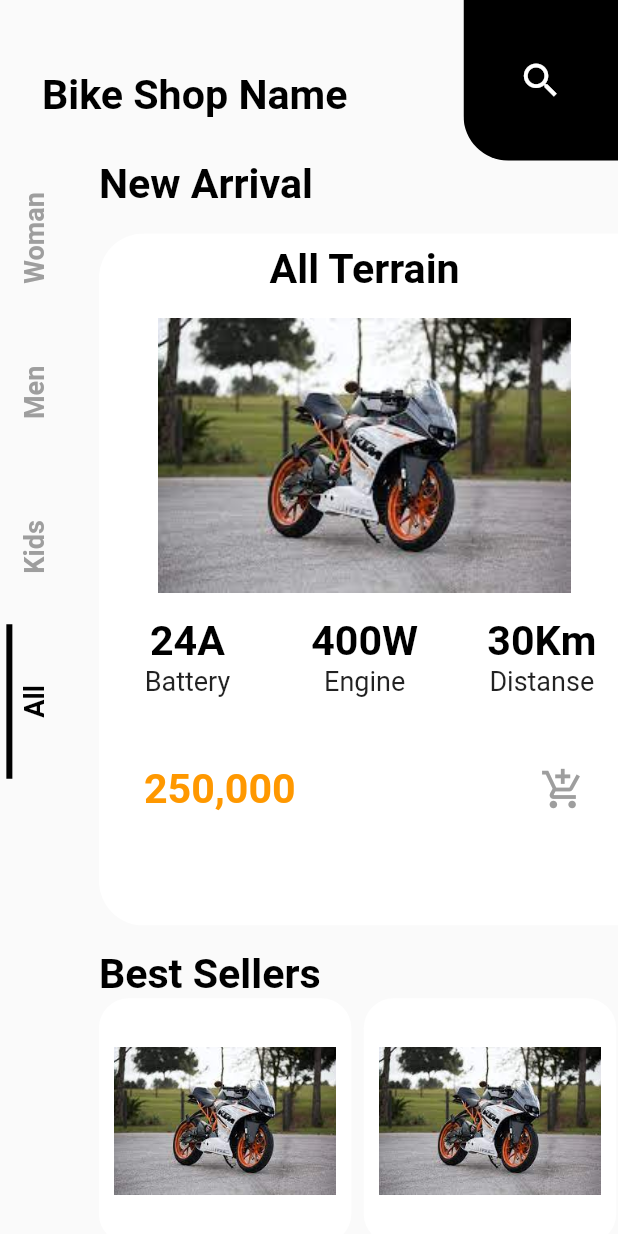
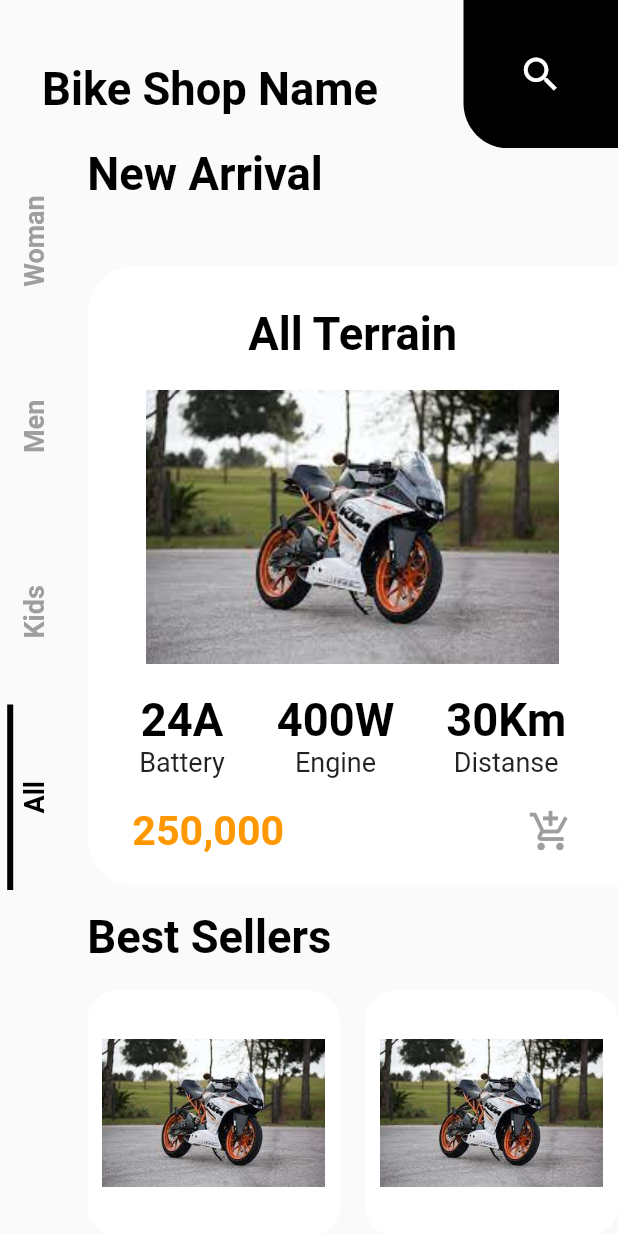
Before and after one commit to hammadali33/github_testing, a Flutter app: the screen it shows after launch, on a phone screen of 412 x 824 dp. Run offline on Flutter 3.47's test engine with Material 2 defaults, Android fonts, the phone set to English and light mode, and no system bars; our stand-ins replace sizer.

Commit message:
bike shop done

```diff
--- a/lib/assignments/bike_shop.dart
+++ b/lib/assignments/bike_shop.dart
@@ -27,23 +27,23 @@ class _BikeShopState extends State<BikeShop> with TickerProviderStateMixin {
     return Scaffold(
       appBar: AppBar(
         elevation: 0,
-        toolbarHeight: 13.h,
+        toolbarHeight: 12.h,
         backgroundColor: Colors.transparent,
         title: Padding(
           padding: const EdgeInsets.only(top: 20, left: 12),
           child: Text("Bike Shop Name", style: text1),
         ),
         actions: [
-          ClipRRect(
-            borderRadius: BorderRadius.only(bottomLeft: Radius.circular(30)),
-            child: Container(
-              color: kscondary,
+          Container(
             height: 10.h,
             width: 25.w,
             child: Icon(
               Icons.search,
               size: 30,
             ),
+            decoration: BoxDecoration(
+              color: kscondary,
+              borderRadius: BorderRadius.only(bottomLeft: Radius.circular(30)),
             ),
           )
         ],
@@ -52,13 +52,9 @@ class _BikeShopState extends State<BikeShop> with TickerProviderStateMixin {
         crossAxisAlignment: CrossAxisAlignment.start,
         children: [
           RotatedBox(
-            quarterTurns: 4,
-            child: RotatedBox(
             quarterTurns: 3,
             child: Container(
-                // color: Colors.red,
-                width: 100.w,
-                height: 6.h,
+              width: 120.w,
               child: TabBar(
                   controller: _controller,
                   labelColor: kscondary,
@@ -84,31 +80,30 @@ class _BikeShopState extends State<BikeShop> with TickerProviderStateMixin {
                   ]),
             ),
           ),
+          SizedBox(
+            width: 2.w,
           ),
-          Container(
-            margin: EdgeInsets.only(left: 4.w),
-            // color: Colors.amber,
-            // height: 40.h,
-            width: 86.w,
+          Expanded(
             child: TabBarView(controller: _controller, children: [
               Container(
-                child: SingleChildScrollView(
                 child: Column(
-                      crossAxisAlignment: CrossAxisAlignment.stretch,
+                    mainAxisAlignment: MainAxisAlignment.spaceBetween,
+                    crossAxisAlignment: CrossAxisAlignment.start,
                     children: [
                       Text("New Arrival", style: text1),
                       SizedBox(
-                          height: 2.h,
+                        height: 1.h,
                       ),
-                        ClipRRect(
+                      Container(
+                        height: 50.h,
+                        decoration: BoxDecoration(
+                          color: kprimary,
                           borderRadius: BorderRadius.only(
                               bottomLeft: Radius.circular(30),
                               topLeft: Radius.circular(30)),
-                          child: Container(
-                            color: kprimary,
-                            height: 56.h,
-                            width: 50.w,
+                        ),
                         child: Column(
+                          mainAxisAlignment: MainAxisAlignment.spaceEvenly,
                           children: [
                             Padding(
                               padding: const EdgeInsets.only(top: 8),
@@ -117,39 +112,16 @@ class _BikeShopState extends State<BikeShop> with TickerProviderStateMixin {
                                 style: text1,
                               ),
                             ),
-                                SizedBox(
-                                  height: 2.h,
-                                ),
                             Image.asset("assets/download.jpg"),
-                                SizedBox(
-                                  height: 2.h,
-                                ),
-                                GridView.builder(
-                                  itemCount: text.length,
-                                  shrinkWrap: true,
-                                  gridDelegate:
-                                      SliverGridDelegateWithFixedCrossAxisCount(
-                                          mainAxisExtent: 8.h,
-                                          crossAxisCount: text.length),
-                                  itemBuilder: (e, i) => Column(
+                            Row(
+                              mainAxisAlignment: MainAxisAlignment.spaceEvenly,
                               children: [
-                                      Text(
-                                        title[i],
-                                        style: text1,
-                                      ),
-                                      Text(text[i],
-                                          style: TextStyle(
-                                            fontSize: 18,
-                                          )),
+                                ...generate_row(),
                               ],
                             ),
-                                ),
-                                SizedBox(
-                                  height: 4.h,
-                                ),
                             Padding(
-                                  padding: const EdgeInsets.symmetric(
-                                      horizontal: 30),
+                              padding:
+                                  const EdgeInsets.symmetric(horizontal: 30),
                               child: Row(
                                 mainAxisAlignment:
                                     MainAxisAlignment.spaceBetween,
@@ -172,25 +144,26 @@ class _BikeShopState extends State<BikeShop> with TickerProviderStateMixin {
                           ],
                         ),
                       ),
-                        ),
-                        SizedBox(
-                          height: 2.h,
-                        ),
+                      // SizedBox(
+                      //   height: 2.h,
+                      // ),
                       Text(
                         "Best Sellers",
                         style: text1,
                       ),
+                      // SizedBox(
+                      //   height: 2.h,
+                      // ),
                       Row(
                         children: [
                           mycontainer(),
                           SizedBox(
-                              width: 2.w,
+                            width: 4.w,
                           ),
                           mycontainer(),
                         ],
                       ),
                     ]),
-                ),
               ),
               Text(
                 "Kids",
@@ -211,8 +184,31 @@ class _BikeShopState extends State<BikeShop> with TickerProviderStateMixin {
     );
   }
 
-  Container mycontainer() {
-    return Container(
+  List<Widget> generate_row() {
+    return List.generate(
+      3,
+      (index) => Row(
+        children: [
+          Column(
+            children: [
+              Text(
+                title[index],
+                style: text1,
+              ),
+              Text(text[index],
+                  style: TextStyle(
+                    fontSize: 18,
+                  )),
+            ],
+          ),
+        ],
+      ),
+    );
+  }
+
+  Widget mycontainer() {
+    return Expanded(
+      child: Container(
         decoration: BoxDecoration(
             color: kprimary, borderRadius: BorderRadius.circular(20)),
         child: Padding(
@@ -223,6 +219,7 @@ class _BikeShopState extends State<BikeShop> with TickerProviderStateMixin {
             width: 36.w,
           ),
         ),
+      ),
     );
   }
 }
--- a/lib/tiktok_ui/tiktok_ui_main.dart
+++ b/lib/tiktok_ui/tiktok_ui_main.dart
@@ -20,8 +20,8 @@ class _TikTokUiMainState extends State<TikTokUiMain> {
 
   @override
   Widget build(BuildContext context) {
-    var h = MediaQuery.of(context).size.height;
-    var w = MediaQuery.of(context).size.width;
+    // var h = MediaQuery.of(context).size.height;
+    // var w = MediaQuery.of(context).size.width;
 
     return Scaffold(
         bottomNavigationBar: BottomNavigationBar(
--- a/lib/utils/constant.dart
+++ b/lib/utils/constant.dart
@@ -6,4 +6,4 @@ const kscondary = Colors.black;
 const ktertiary = Colors.grey;
 
 var text1 =
-    TextStyle(color: kscondary, fontSize: 20.sp, fontWeight: FontWeight.bold);
+    TextStyle(color: kscondary, fontSize: 22.sp, fontWeight: FontWeight.bold);
```
Lines whose indentation alone changed are shown as unchanged.
